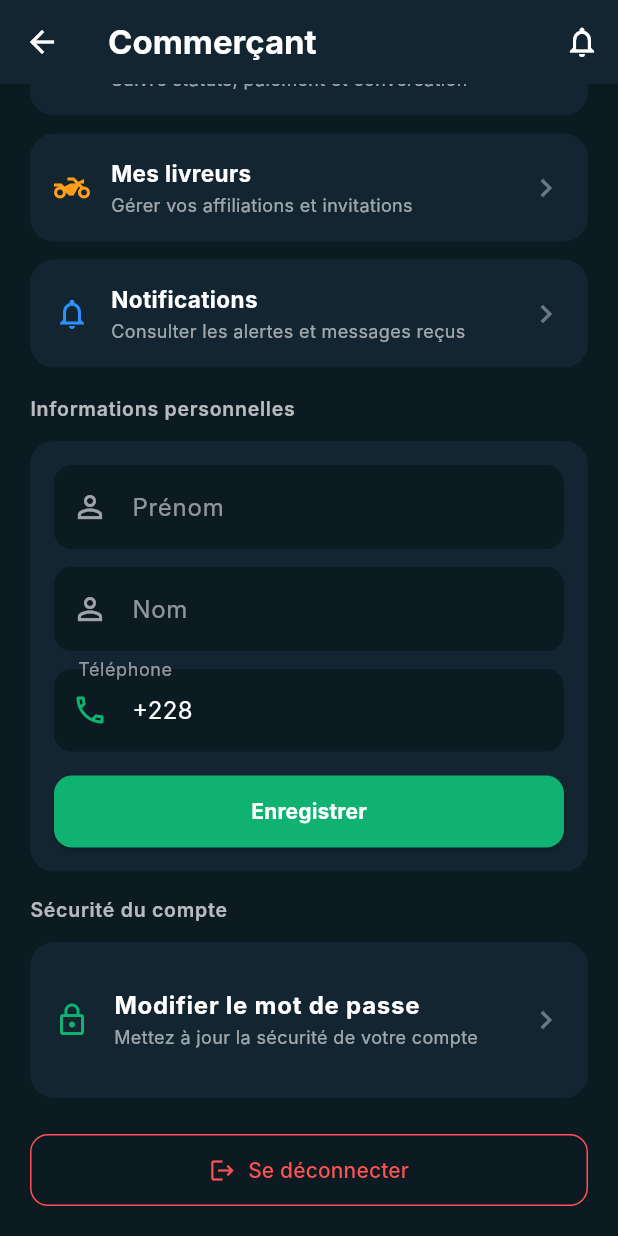
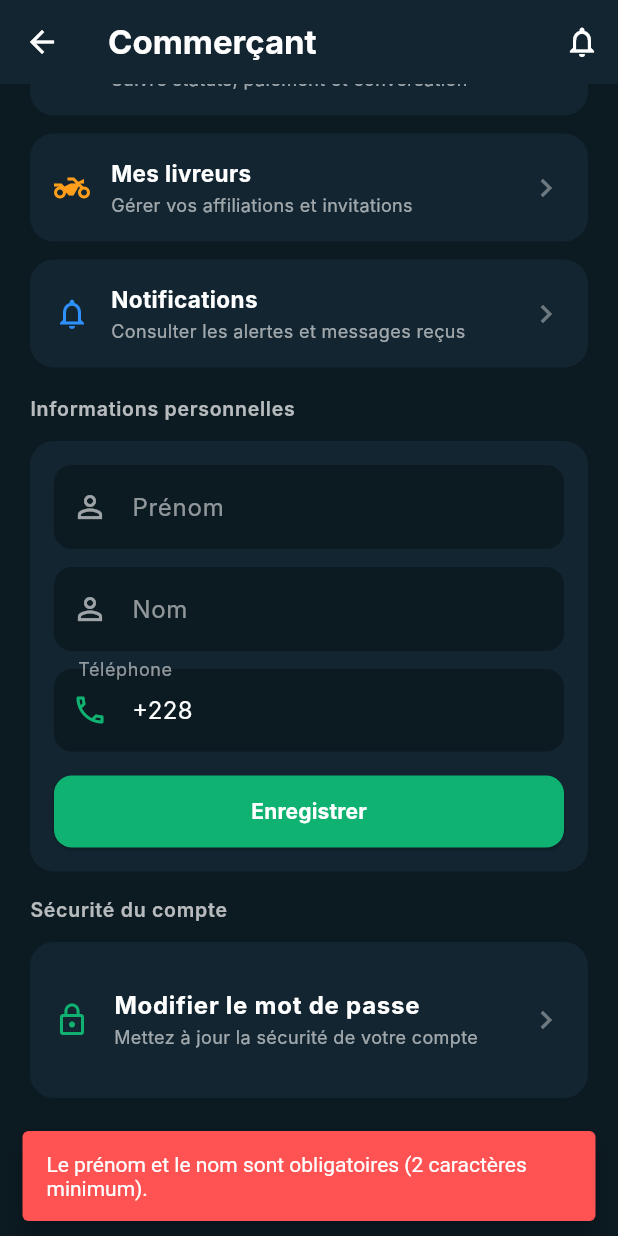
Before and after one commit to nashflow28/ZonZon, a Flutter app: the MerchantProfileScreen screen opened by its route, scrolled down 291 dp, after a tap on "Enregistrer", on a phone screen of 412 x 824 dp. Run offline on Flutter 3.47's test engine with Material 3 defaults, Android fonts, the phone set to English and light mode, and no system bars; our stand-ins replace firebase_core, firebase_messaging, flutter_local_notifications, flutter_map, flutter_secure_storage, geolocator and 5 more; accounts and stored records are empty; network calls fail; Roboto replaces fonts that are missing (Inter).

Commit message:
fix(mobile): corriger le crash définitif de l'écran de profil
`(firstName ?? '?')[0]` ne protège que du null, pas de la chaîne vide :
`''[0]` lève un RangeError pendant build(), ce qui détruit l'écran entier
(écran gris en release). Le cas était auto-infligé et sans retour possible —
le formulaire n'avait aucune validation, le DTO backend acceptait "", et
l'utilisateur ne pouvait alors plus ouvrir son profil pour se corriger.
Les 3 profils (client, livreur, commerçant) étaient touchés.

- Nouveau helper partagé userInitials() : null, chaîne vide, espaces seuls et
  nom partiel, avec repli configurable. Couvert par 5 tests.
- UpdateProfileDto : @ValidateIf(v !== undefined) + @MinLength(2) au lieu de
  @IsOptional(). Corrige au passage un second défaut — @IsOptional() laissait
  passer null jusqu'à un UPDATE SET firstName = NULL sur une colonne NOT NULL,
  soit une 500 au lieu d'un 400.
- Les 3 formulaires valident avant l'appel réseau et affichent un message
  explicite plutôt qu'une erreur class-validator en anglais.

Vérifié : flutter analyze sans problème, 47/47 tests, backend 388/388.

Co-Authored-By: Claude Opus 5 <noreply@anthropic.com>

```diff
--- a/mobile_app/lib/screens/merchant/merchant_profile_screen.dart
+++ b/mobile_app/lib/screens/merchant/merchant_profile_screen.dart
@@ -18,6 +18,7 @@ import 'create_delivery_screen.dart';
 import 'merchant_drivers_screen.dart';
 import 'merchant_orders_screen.dart';
 import '../notifications_screen.dart';
+import '../../utils/user_initials.dart';
 import '../../widgets/change_password_dialog.dart';
 import '../../widgets/phone_field.dart';
 
@@ -132,12 +133,19 @@ class _MerchantProfileScreenState extends State<MerchantProfileScreen> {
   }
 
   Future<void> _saveProfile() async {
+    final firstName = _firstNameCtrl.text.trim();
+    final lastName = _lastNameCtrl.text.trim();
+    if (firstName.length < 2 || lastName.length < 2) {
+      showAdaptiveSnack(
+        context,
+        'Le prénom et le nom sont obligatoires (2 caractères minimum).',
+        isError: true,
+      );
+      return;
+    }
     final res = await _api.patch(
       '/users/me',
-      body: {
-        'firstName': _firstNameCtrl.text.trim(),
-        'lastName': _lastNameCtrl.text.trim(),
-      },
+      body: {'firstName': firstName, 'lastName': lastName},
     );
     if (!mounted) return;
     if (res.statusCode == 200 || res.statusCode == 201) {
@@ -311,8 +319,7 @@ class _MerchantProfileScreenState extends State<MerchantProfileScreen> {
                 : null,
             child: photoUrl == null
                 ? Text(
-                    ((_user?.firstName ?? '?')[0] + (_user?.lastName ?? '?')[0])
-                        .toUpperCase(),
+                    userInitials(_user?.firstName, _user?.lastName),
                     style: const TextStyle(
                       fontSize: 36,
                       color: Colors.white,
```
Also changed, not shown: mobile_app/lib/screens/client_profile_screen.dart (+13 -6 lines), mobile_app/lib/screens/driver_profile_screen.dart (+13 -6 lines), mobile_app/lib/utils/user_initials.dart (added, +16 -0 lines), 2 other files.
